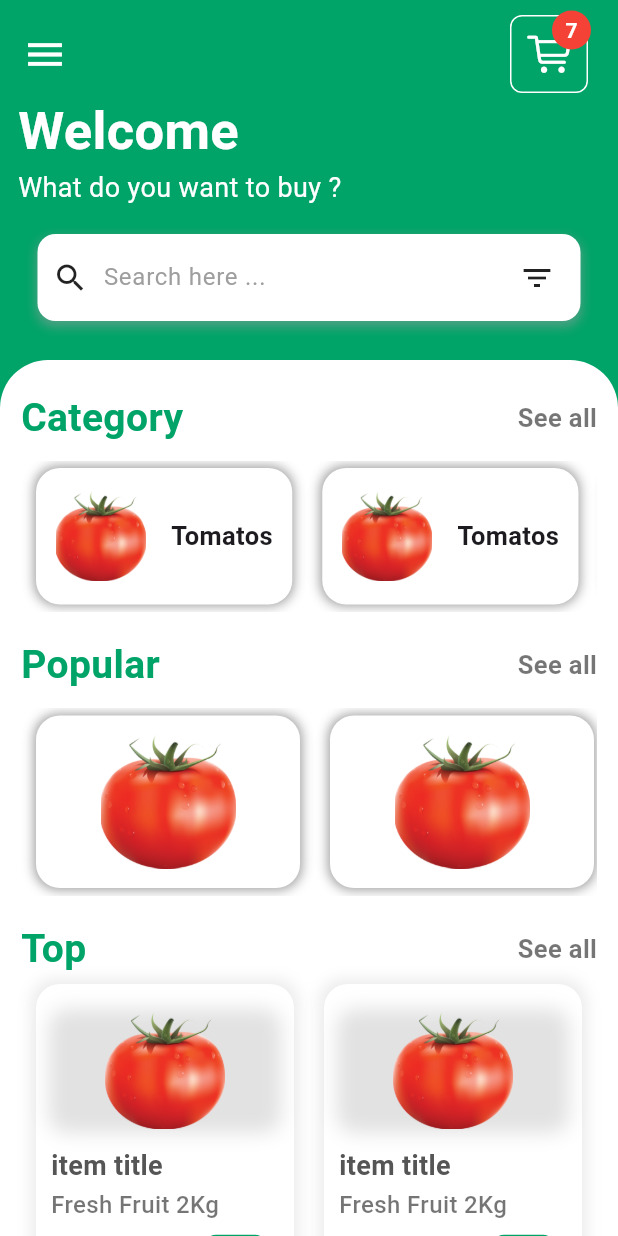
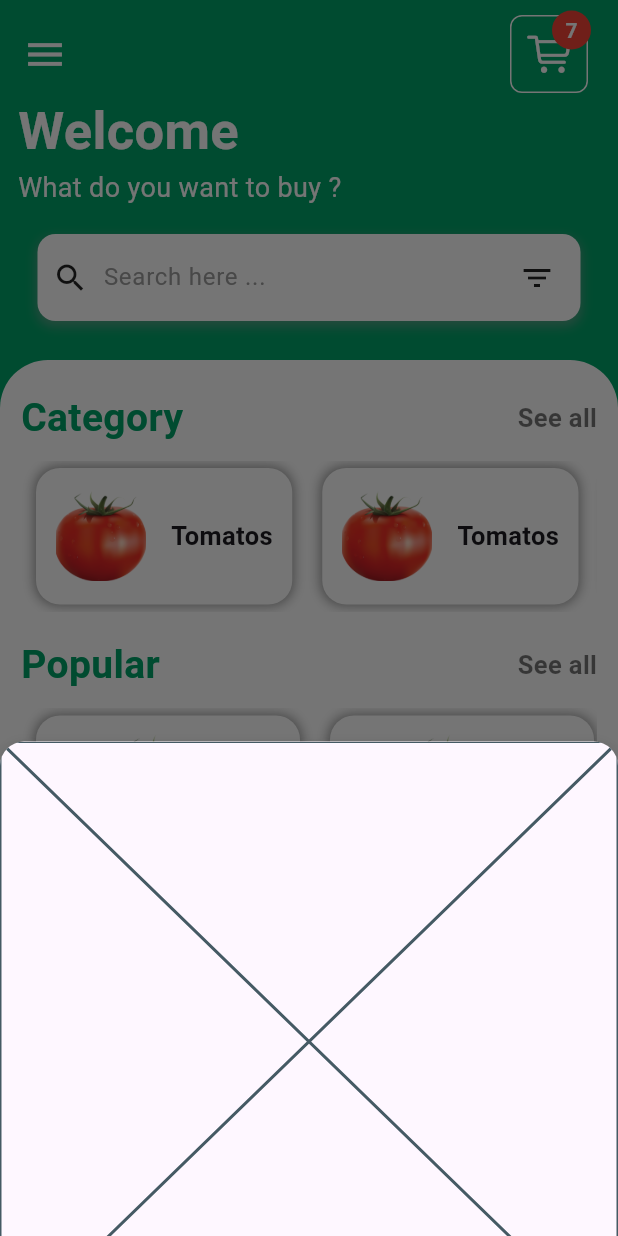
Before and after one commit to ayhem8hamdi/Shop_App, a Flutter app: the HomeScreen screen opened by its route, after a tap on an icon or button, on a phone screen of 412 x 824 dp. Run offline on Flutter 3.47's test engine with Material 3 defaults, Android fonts, the phone set to English and light mode, and no system bars; drawn by our look-alikes of sliding_sheet; our stand-ins replace dio.

```diff
--- a/lib/Views/home_screen.dart
+++ b/lib/Views/home_screen.dart
@@ -1,10 +1,12 @@
 import 'package:flutter/material.dart';
+import 'package:shopp_app/Widgets/bottom_cart_sheet.dart';
 
 import 'package:shopp_app/Widgets/custom_appbar.dart';
 import 'package:shopp_app/Widgets/custom_search_bar.dart';
 import 'package:shopp_app/Widgets/home_body.dart';
 import 'package:shopp_app/Widgets/home_screen_titles.dart';
 import 'package:shopp_app/constants.dart';
+import 'package:sliding_sheet/sliding_sheet.dart';
 
 class HomeScreen extends StatelessWidget {
   const HomeScreen({super.key});
@@ -14,21 +16,30 @@ class HomeScreen extends StatelessWidget {
   Widget build(BuildContext context) {
     return Scaffold(
       backgroundColor: kPrimaryColor,
-      body: const SafeArea(
+      body: SafeArea(
         child: SingleChildScrollView(
           child: Column(
             crossAxisAlignment: CrossAxisAlignment.start,
             children: [
-              CustomAppBar(),
-              HomeHeaders(),
-              SizedBox(
+              CustomAppBar(
+                onTap: () {
+                  showSlidingBottomSheet(context,
+                      builder: (context) => SlidingSheetDialog(
+                            elevation: 8,
+                            cornerRadius: 16,
+                            builder: (context, state) => BottomCartSheet(),
+                          ));
+                },
+              ),
+              const HomeHeaders(),
+              const SizedBox(
                 height: 18,
               ),
-              CustomSearchBar(),
-              SizedBox(
+              const CustomSearchBar(),
+              const SizedBox(
                 height: 26,
               ),
-              HomeBody(),
+              const HomeBody(),
             ],
           ),
         ),
--- /dev/null
+++ b/lib/Widgets/bottom_cart_sheet.dart
@@ -0,0 +1,10 @@
+import 'package:flutter/material.dart';
+
+class BottomCartSheet extends StatelessWidget {
+  const BottomCartSheet({super.key});
+
+  @override
+  Widget build(BuildContext context) {
+    return const Placeholder();
+  }
+}
--- a/lib/Widgets/custom_appbar.dart
+++ b/lib/Widgets/custom_appbar.dart
@@ -5,7 +5,9 @@ import 'package:shopp_app/constants.dart';
 class CustomAppBar extends StatelessWidget {
   const CustomAppBar({
     super.key,
+    this.onTap,
   });
+  final void Function()? onTap;
 
   @override
   Widget build(BuildContext context) {
@@ -28,7 +30,9 @@ class CustomAppBar extends StatelessWidget {
                   color: Colors.white,
                   width: 1.0,
                 )),
-            child: const CustomBadge(),
+            child: CustomBadge(
+              onTap: onTap,
+            ),
           )
         ],
       ),
--- a/lib/Widgets/custom_badge.dart
+++ b/lib/Widgets/custom_badge.dart
@@ -2,9 +2,8 @@ import 'package:flutter/cupertino.dart';
 import 'package:flutter/material.dart';
 
 class CustomBadge extends StatelessWidget {
-  const CustomBadge({
-    super.key,
-  });
+  const CustomBadge({super.key, this.onTap});
+  final void Function()? onTap;
 
   @override
   Widget build(BuildContext context) {
@@ -25,7 +24,7 @@ class CustomBadge extends StatelessWidget {
       backgroundColor: Colors.red,
       padding: const EdgeInsets.symmetric(horizontal: 4, vertical: 3),
       child: GestureDetector(
-        onTap: () {},
+        onTap: onTap,
         child: Container(
           padding: const EdgeInsets.all(4),
           child: const Icon(
--- a/lib/Widgets/itme_screen_footer.dart
+++ b/lib/Widgets/itme_screen_footer.dart
@@ -17,7 +17,7 @@ class ItmeScreenFooter extends StatelessWidget {
             '120\$',
             style: TextStyle(
               fontWeight: FontWeight.bold,
-              fontSize: 25,
+              fontSize: 29,
               color: kPrimaryColor,
             ),
           ),
--- a/pubspec.yaml
+++ b/pubspec.yaml
@@ -18,6 +18,7 @@ dependencies:
   cupertino_icons: ^1.0.6
   dio: ^5.7.0
   badges: ^3.1.2
+  sliding_sheet: ^0.5.2
 
 dev_dependencies:
   flutter_test:
```
Also changed, not shown: lib/Widgets/add_cart_widgt.dart (+6 -4 lines), pubspec.lock.
